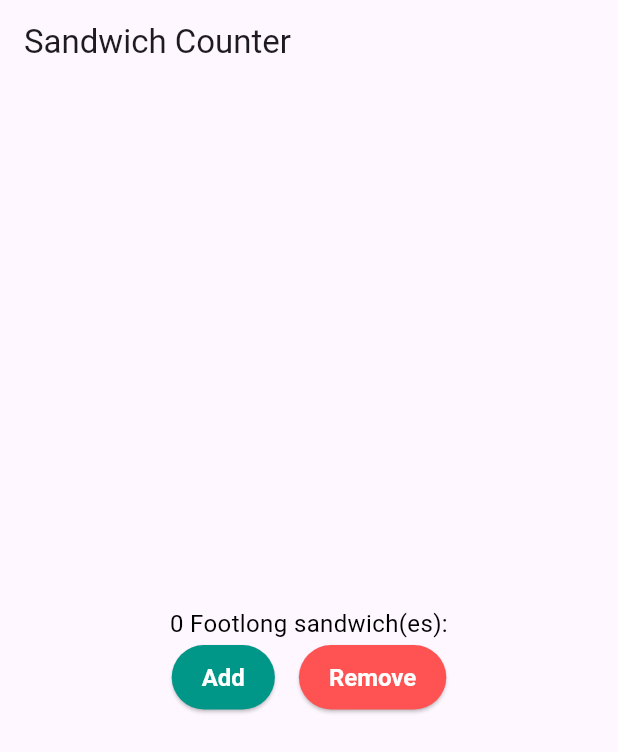
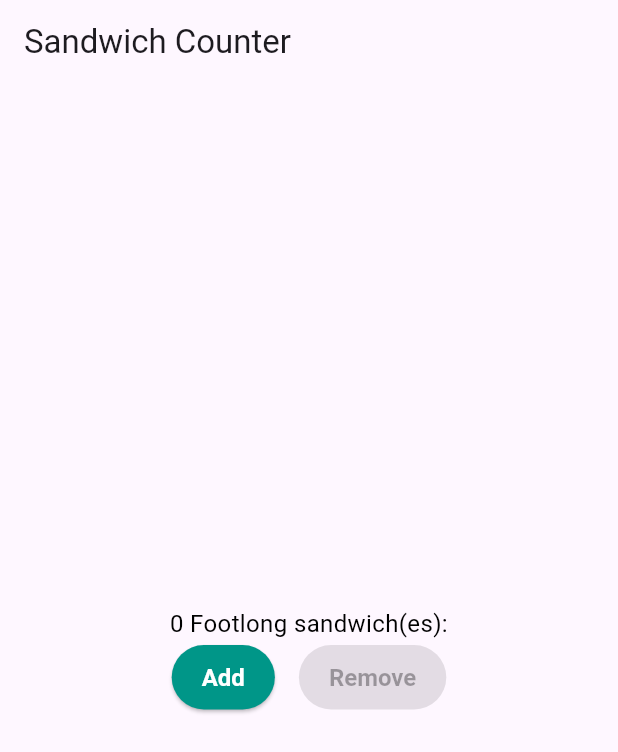
Before and after one commit to Marinos551/sandwich_shop1, a Flutter app: the screen it shows after launch, on a phone screen of 412 x 824 dp. Shown: the top 752 px of the screen. Run offline on Flutter 3.47's test engine with Material 3 defaults, Android fonts, the phone set to English and light mode, and no system bars.

Commit message:
enable and disable the buttons

```diff
--- a/lib/main.dart
+++ b/lib/main.dart
@@ -28,7 +28,7 @@ Widget build(BuildContext context) {
         child: Column(
           mainAxisAlignment: MainAxisAlignment.center,
           children: [
-            const OrderItemDisplay(5, 'Footlong'),
+            const OrderItemDisplay(5, 'Footlong', isFootlong: true),
             Row(
               mainAxisAlignment: MainAxisAlignment.center,
               children: [
@@ -93,12 +93,13 @@ class _OrderScreenState extends State<OrderScreen> {
             OrderItemDisplay(
               _quantity,
               'Footlong',
+              isFootlong: true,
             ),
             Row(
               mainAxisAlignment: MainAxisAlignment.center,
               children: [
                 ElevatedButton(
-                  onPressed: _increaseQuantity,
+                  onPressed: _quantity < widget.maxQuantity ? _increaseQuantity : null,
                   style: ElevatedButton.styleFrom(
                     backgroundColor: Colors.teal,
                     foregroundColor: Colors.white,
@@ -106,14 +107,13 @@ class _OrderScreenState extends State<OrderScreen> {
                       fontSize: 16,
                       fontWeight: FontWeight.bold,
                     ),
-                    padding: const EdgeInsets.symmetric(
-                        horizontal: 20, vertical: 12),
+                    padding: const EdgeInsets.symmetric(horizontal: 20, vertical: 12),
                   ),
                   child: const Text('Add'),
                 ),
                 const SizedBox(width: 16),
                 ElevatedButton(
-                  onPressed: _decreaseQuantity,
+                  onPressed: _quantity > 0 ? _decreaseQuantity : null,
                   style: ElevatedButton.styleFrom(
                     backgroundColor: Colors.redAccent,
                     foregroundColor: Colors.white,
@@ -121,8 +121,7 @@ class _OrderScreenState extends State<OrderScreen> {
                       fontSize: 16,
                       fontWeight: FontWeight.bold,
                     ),
-                    padding: const EdgeInsets.symmetric(
-                        horizontal: 20, vertical: 12),
+                    padding: const EdgeInsets.symmetric(horizontal: 20, vertical: 12),
                   ),
                   child: const Text('Remove'),
                 ),
@@ -138,13 +137,20 @@ class _OrderScreenState extends State<OrderScreen> {
 class OrderItemDisplay extends StatelessWidget {
   final int quantity;
   final String itemType;
+  final bool isFootlong;
 
-  const OrderItemDisplay(this.quantity, this.itemType, {super.key});
+  const OrderItemDisplay(
+    this.quantity,
+    this.itemType, {
+    super.key,
+    required this.isFootlong,
+  });
 
   @override
   Widget build(BuildContext context) {
+    final sandwichType = isFootlong ? 'Footlong' : 'Six-inch';
     return Text(
-      '$quantity $itemType sandwich(es): ${'🥪' * quantity}',
+      '$quantity $sandwichType sandwich(es): ${'🥪' * quantity}',
       style: const TextStyle(fontSize: 16, color: Colors.black),
       textAlign: TextAlign.center,
     );
```
